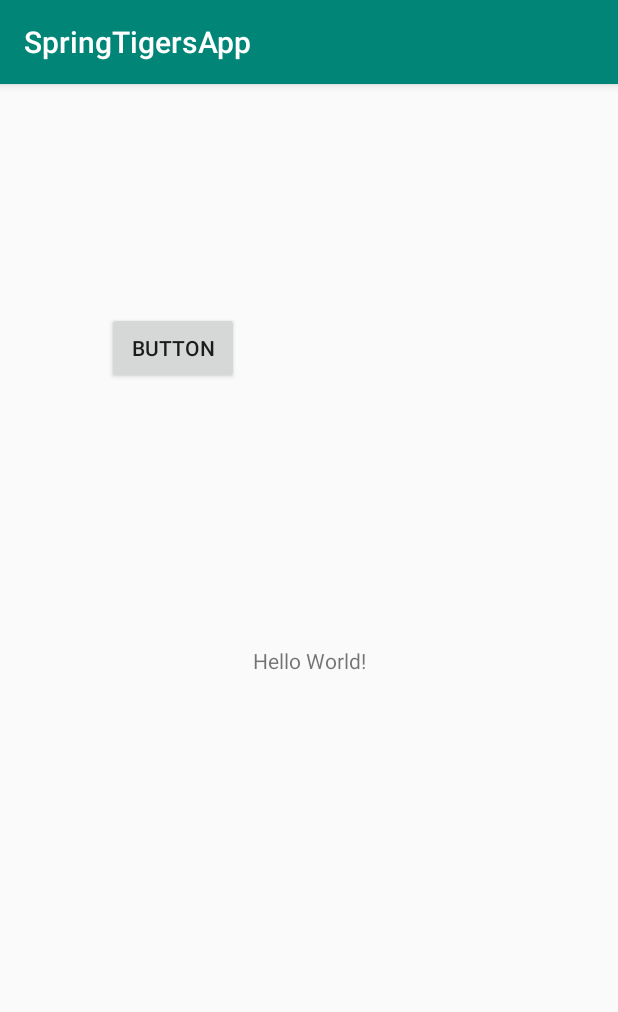
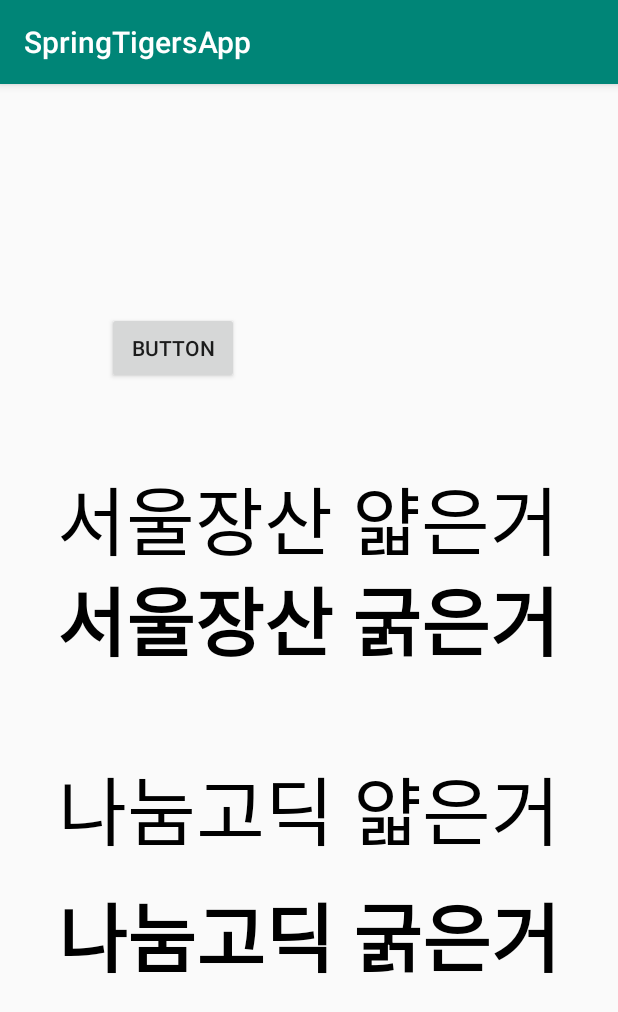
Before and after one commit to hongmon1/SpringTiger, an Android app: the screen it shows after launch (MainActivity), on a phone screen of 412 x 824 dp. Shown: the top 1012 px of the screen. Run offline under Robolectric (Android 15) with nearby library versions, the phone set to English and light mode, and no system bars.

Commit message:
font 추가
font 폴더 생성
font별로 family xml파일 생성

```diff
--- a/app/src/main/java/com/example/springtigersapp/View/LogoActivity.java
+++ b/app/src/main/java/com/example/springtigersapp/View/LogoActivity.java
@@ -1,6 +1,18 @@
 package com.example.springtigersapp.View;
+
+import android.content.Intent;
+import android.os.Bundle;
 
 import androidx.appcompat.app.AppCompatActivity;
 
+
 public class LogoActivity extends AppCompatActivity {
+    @Override
+    protected void onCreate(Bundle savedInstanceState) {
+        super.onCreate(savedInstanceState);
+
+        Intent mainIntent = new Intent(this, MainActivity.class);
+        startActivity(mainIntent);
+        finish();
+    }
 }
--- /dev/null
+++ b/app/src/main/java/com/example/springtigersapp/View/SplashActivity.java
@@ -0,0 +1,19 @@
+package com.example.springtigersapp.View;
+
+import android.content.Intent;
+import android.os.Bundle;
+
+import androidx.annotation.Nullable;
+import androidx.appcompat.app.AppCompatActivity;
+
+public class SplashActivity extends AppCompatActivity {
+    @Override
+    protected void onCreate(@Nullable Bundle savedInstanceState) {
+        super.onCreate(savedInstanceState);
+
+        Intent intent = new Intent(this, MainActivity.class);
+        startActivity(intent);
+        finish();
+    }
+
+}
--- /dev/null
+++ b/app/src/main/res/drawable/splash_background.xml
@@ -0,0 +1,13 @@
+<?xml version="1.0" encoding="utf-8"?>
+<!-- logo 파일-->
+<layer-list xmlns:android="http://schemas.android.com/apk/res/android">
+
+    <item android:drawable="@android:color/holo_blue_bright" />
+
+    <item>
+        <bitmap
+            android:gravity="center"
+            android:src="@mipmap/ic_launcher_round"/>
+    </item>
+
+</layer-list>
--- /dev/null
+++ b/app/src/main/res/font/nanum_family.xml
@@ -0,0 +1,26 @@
+<?xml version="1.0" encoding="utf-8"?>
+<font-family xmlns:android="http://schemas.android.com/apk/res/android"
+    xmlns:app="http://schemas.android.com/apk/res-auto"
+    xmlns:tools="http://schemas.android.com/tools"
+    tools:ignore="UnusedAttribute">
+
+    <!-- normal -->
+    <font
+        android:font="@font/nanumbarungothiclight"
+        android:fontStyle="normal"
+        android:fontWeight="400"
+        app:font="@font/nanumbarungothiclight"
+        app:fontStyle="normal"
+        app:fontWeight="400" />
+
+
+    <!-- bold -->
+    <font
+        android:font="@font/nanumbarungothicbold"
+        android:fontStyle="normal"
+        android:fontWeight="700"
+        app:font="@font/nanumbarungothicbold"
+        app:fontStyle="normal"
+        app:fontWeight="700" />
+
+</font-family>
--- /dev/null
+++ b/app/src/main/res/font/seoul_family.xml
@@ -0,0 +1,26 @@
+<?xml version="1.0" encoding="utf-8"?>
+<font-family xmlns:android="http://schemas.android.com/apk/res/android"
+    xmlns:app="http://schemas.android.com/apk/res-auto"
+    xmlns:tools="http://schemas.android.com/tools"
+    tools:ignore="UnusedAttribute">
+
+    <!-- normal -->
+    <font
+        android:font="@font/seoulnamsanl"
+        android:fontStyle="normal"
+        android:fontWeight="400"
+        app:font="@font/seoulnamsanl"
+        app:fontStyle="normal"
+        app:fontWeight="400" />
+
+
+    <!-- bold -->
+    <font
+        android:font="@font/seoulnamsanb"
+        android:fontStyle="normal"
+        android:fontWeight="700"
+        app:font="@font/seoulnamsanb"
+        app:fontStyle="normal"
+        app:fontWeight="700" />
+
+</font-family>
--- a/app/src/main/res/layout/activity_main.xml
+++ b/app/src/main/res/layout/activity_main.xml
@@ -7,14 +7,79 @@
     tools:context=".View.MainActivity">
 
     <TextView
-        android:id="@+id/textView"
+        android:id="@+id/textView5"
         android:layout_width="wrap_content"
         android:layout_height="wrap_content"
-        android:text="Hello World!"
+        android:fontFamily="@font/nanum_family"
+        android:text="나눔고딕 얇은거"
+        android:textStyle="normal"
+        android:textSize="50dp"
+        android:textColor="#000000"
         app:layout_constraintBottom_toBottomOf="parent"
+        app:layout_constraintEnd_toEndOf="parent"
+
         app:layout_constraintLeft_toLeftOf="parent"
         app:layout_constraintRight_toRightOf="parent"
-        app:layout_constraintTop_toTopOf="parent" />
+        app:layout_constraintStart_toStartOf="parent"
+        app:layout_constraintTop_toTopOf="parent"
+        app:layout_constraintVertical_bias="0.643" />
+
+
+    <TextView
+        android:id="@+id/textView3"
+        android:layout_width="wrap_content"
+        android:layout_height="wrap_content"
+        android:fontFamily="@font/nanum_family"
+        android:text="나눔고딕 굵은거"
+        android:textColor="#000000"
+        android:textSize="50dp"
+        android:textStyle="bold"
+        app:layout_constraintBottom_toBottomOf="parent"
+        app:layout_constraintEnd_toEndOf="parent"
+
+        app:layout_constraintLeft_toLeftOf="parent"
+        app:layout_constraintRight_toRightOf="parent"
+        app:layout_constraintStart_toStartOf="parent"
+        app:layout_constraintTop_toTopOf="parent"
+        app:layout_constraintVertical_bias="0.765" />
+
+    <TextView
+        android:id="@+id/textView4"
+        android:layout_width="wrap_content"
+        android:layout_height="wrap_content"
+        android:fontFamily="@font/seoul_family"
+        android:text="서울장산 얇은거"
+        android:textColor="#000000"
+        android:textSize="50dp"
+        android:textStyle="normal"
+        app:layout_constraintBottom_toBottomOf="parent"
+        app:layout_constraintEnd_toEndOf="parent"
+
+        app:layout_constraintHorizontal_bias="0.495"
+        app:layout_constraintLeft_toLeftOf="parent"
+        app:layout_constraintRight_toRightOf="parent"
+        app:layout_constraintStart_toStartOf="parent"
+        app:layout_constraintTop_toTopOf="parent"
+        app:layout_constraintVertical_bias="0.364" />
+
+    <TextView
+        android:id="@+id/textView0"
+        android:layout_width="wrap_content"
+        android:layout_height="wrap_content"
+        android:fontFamily="@font/seoul_family"
+        android:text="서울장산 굵은거"
+        android:textColor="#000000"
+        android:textSize="50dp"
+        android:textStyle="bold"
+        app:layout_constraintBottom_toBottomOf="parent"
+        app:layout_constraintEnd_toEndOf="parent"
+
+        app:layout_constraintHorizontal_bias="0.495"
+        app:layout_constraintLeft_toLeftOf="parent"
+        app:layout_constraintRight_toRightOf="parent"
+        app:layout_constraintStart_toStartOf="parent"
+        app:layout_constraintTop_toTopOf="parent"
+        app:layout_constraintVertical_bias="0.461" />
 
     <Button
         android:id="@+id/button"
--- a/app/src/main/res/values/styles.xml
+++ b/app/src/main/res/values/styles.xml
@@ -8,4 +8,9 @@
         <item name="colorAccent">@color/colorAccent</item>
     </style>
 
+    <!-- Logo SplashTheme-->
+    <style name="SplashTheme" parent="AppTheme">
+        <item name="android:windowBackground">@drawable/splash_background</item>
+    </style>
+
 </resources>
```
Also changed, not shown: 6 other files.
